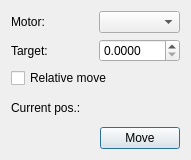
First picture: the form in cct/qtgui/devices/motor/movemotor/movemotor.ui, repository awacha/cct, before the edit.
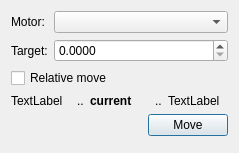
Second picture: the form after the edit. Icons and pictures are not drawn.

Commit message:
Development in the stand-alone motor movement tool
- left and right limits are shown along the current position
- when ENTER key is hit in the target spinbox, motor movement starts

```diff
--- a/cct/qtgui/devices/motor/movemotor/movemotor.ui
+++ b/cct/qtgui/devices/motor/movemotor/movemotor.ui
@@ -6,8 +6,8 @@
    <rect>
     <x>0</x>
     <y>0</y>
-    <width>191</width>
-    <height>160</height>
+    <width>239</width>
+    <height>153</height>
    </rect>
   </property>
   <property name="windowTitle">
@@ -17,7 +17,7 @@
    <iconset resource="../../../../resource/icons/icons.qrc">
     <normaloff>:/icons/motor.svg</normaloff>:/icons/motor.svg</iconset>
   </property>
-  <layout class="QGridLayout" name="gridLayout">
+  <layout class="QFormLayout" name="formLayout">
    <item row="0" column="0">
     <widget class="QLabel" name="label">
      <property name="text">
@@ -25,12 +25,8 @@
      </property>
     </widget>
    </item>
-   <item row="2" column="0" colspan="2">
-    <widget class="QCheckBox" name="relativeCheckBox">
-     <property name="text">
-      <string>Relative move</string>
-     </property>
-    </widget>
+   <item row="0" column="1">
+    <widget class="QComboBox" name="motorComboBox"/>
    </item>
    <item row="1" column="0">
     <widget class="QLabel" name="label_2">
@@ -39,9 +35,6 @@
      </property>
     </widget>
    </item>
-   <item row="0" column="1">
-    <widget class="QComboBox" name="motorComboBox"/>
-   </item>
    <item row="1" column="1">
     <widget class="QDoubleSpinBox" name="targetDoubleSpinBox">
      <property name="decimals">
@@ -49,19 +42,69 @@
      </property>
     </widget>
    </item>
-   <item row="3" column="1">
-    <widget class="QLabel" name="positionLabel">
+   <item row="2" column="0" colspan="2">
+    <widget class="QCheckBox" name="relativeCheckBox">
      <property name="text">
-      <string/>
+      <string>Relative move</string>
      </property>
     </widget>
    </item>
-   <item row="3" column="0">
-    <widget class="QLabel" name="label_3">
-     <property name="text">
-      <string>Current pos.:</string>
-     </property>
-    </widget>
+   <item row="3" column="0" colspan="2">
+    <layout class="QHBoxLayout" name="horizontalLayout_2">
+     <item>
+      <widget class="QLabel" name="leftLimitLabel">
+       <property name="sizePolicy">
+        <sizepolicy hsizetype="Preferred" vsizetype="Preferred">
+         <horstretch>1</horstretch>
+         <verstretch>0</verstretch>
+        </sizepolicy>
+       </property>
+       <property name="text">
+        <string>TextLabel</string>
+       </property>
+      </widget>
+     </item>
+     <item>
+      <widget class="QLabel" name="label_4">
+       <property name="text">
+        <string>..</string>
+       </property>
+      </widget>
+     </item>
+     <item>
+      <widget class="QLabel" name="positionLabel">
+       <property name="sizePolicy">
+        <sizepolicy hsizetype="Preferred" vsizetype="Preferred">
+         <horstretch>1</horstretch>
+         <verstretch>0</verstretch>
+        </sizepolicy>
+       </property>
+       <property name="text">
+        <string>&lt;b&gt;current&lt;/b&gt;</string>
+       </property>
+      </widget>
+     </item>
+     <item>
+      <widget class="QLabel" name="label_5">
+       <property name="text">
+        <string>..</string>
+       </property>
+      </widget>
+     </item>
+     <item>
+      <widget class="QLabel" name="rightLimitLabel">
+       <property name="sizePolicy">
+        <sizepolicy hsizetype="Preferred" vsizetype="Preferred">
+         <horstretch>1</horstretch>
+         <verstretch>0</verstretch>
+        </sizepolicy>
+       </property>
+       <property name="text">
+        <string>TextLabel</string>
+       </property>
+      </widget>
+     </item>
+    </layout>
    </item>
    <item row="4" column="0" colspan="2">
     <layout class="QHBoxLayout" name="horizontalLayout">
```
Left out of the diff: 3 changed lines with no effect on the pictures. The commit also changes 1 other file.
